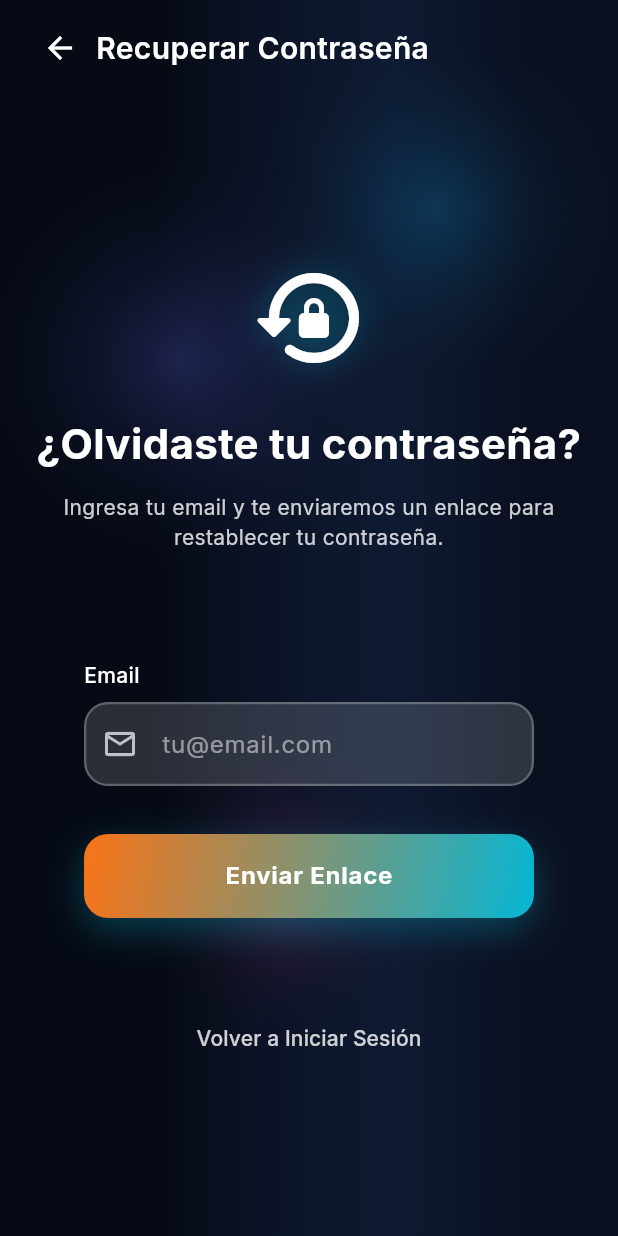
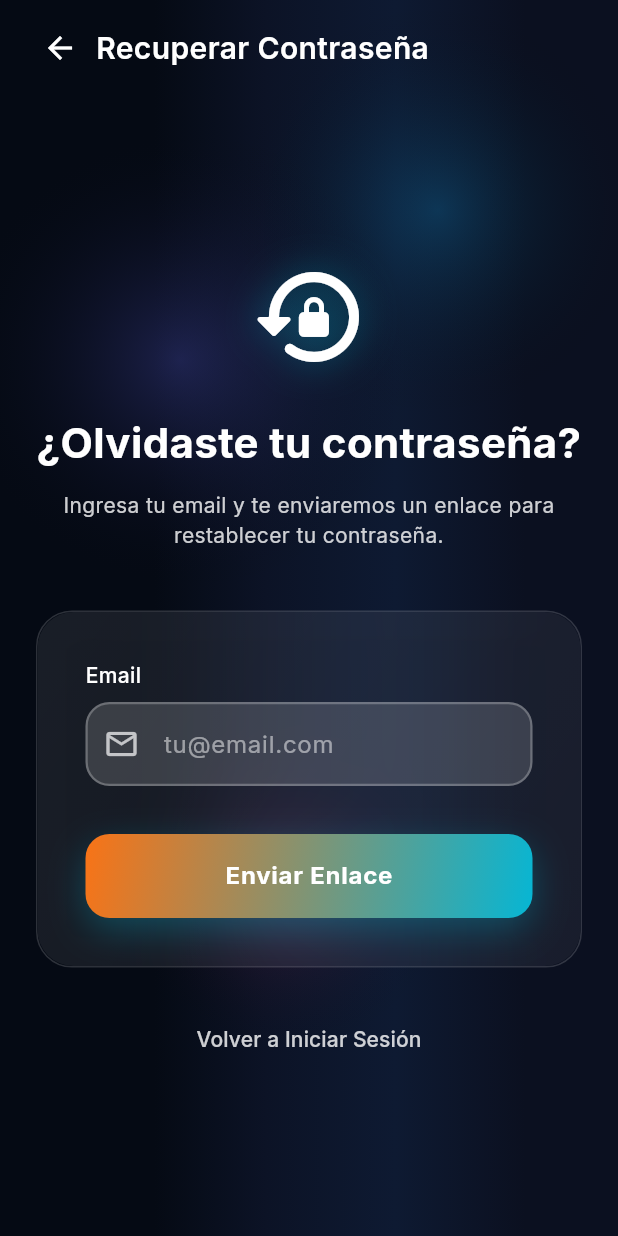
Before and after one commit to mahego/mapper-flutter, a Flutter app: the ForgotPasswordPage screen opened by its route, on a phone screen of 412 x 824 dp. Run offline on Flutter 3.47's test engine with Material 3 defaults, Android fonts, the light colour scheme and no system bars; our stand-ins replace dio, firebase_auth, firebase_core, flutter_map, geocoding, geolocator and 8 more; missing offline and left inert: flutter_facebook_auth, liquid_glass_easy, mobile_scanner; accounts and stored records are empty; network calls fail.

Commit message:
feat: Upgrade to liquid_glass_easy for advanced glass effects
- Replace liquid_glass (0.0.2) with liquid_glass_easy (1.1.1)
- Maintain simple glassmorphism for UI components (cards, nav)
- Add LiquidGlassLensCard for advanced lens effects
- Add LiquidGlassLensExample demo page
- Create README_LIQUID_GLASS.md documentation

Changes:
- LiquidGlassCard: Now uses native BackdropFilter + gradient
- New widget: LiquidGlassLensCard with distortion/refraction effects
- Documentation: Explains when to use simple vs advanced effects

Performance:
- Simple glassmorphism: Optimized for general UI (cards, nav)
- Lens effects: For decorative/hero sections (GPU intensive)

Package upgrade:
- liquid_glass ^0.0.2 → liquid_glass_easy ^1.1.1
- More features: refraction, chromatic aberration, draggable lenses
- Better performance controls: pixelRatio, refreshRate, realTimeCapture

```diff
--- a/lib/core/theme/app_theme.dart
+++ b/lib/core/theme/app_theme.dart
@@ -1,6 +1,5 @@
 import 'package:flutter/material.dart';
 import 'package:google_fonts/google_fonts.dart';
-import 'package:liquid_glass/liquid_glass.dart';
 import 'package:lucide_icons_flutter/lucide_icons.dart';
 
 /// Tokens de diseño extraídos de fletapp-angular (styles.scss, componentes).
--- a/lib/core/widgets/liquid_glass_card.dart
+++ b/lib/core/widgets/liquid_glass_card.dart
@@ -1,9 +1,8 @@
 import 'dart:ui';
 import 'package:flutter/material.dart';
-import 'package:liquid_glass/liquid_glass.dart';
 
 /// Card con efecto Liquid Glass (backdrop blur + border)
-/// Usa el paquete liquid_glass para efectos mejorados
+/// Usa efectos glassmorphism modernos con blur y translucidez
 class LiquidGlassCard extends StatelessWidget {
   final Widget child;
   final EdgeInsetsGeometry? padding;
@@ -24,17 +23,39 @@ class LiquidGlassCard extends StatelessWidget {
 
   @override
   Widget build(BuildContext context) {
-    return SizedBox(
+    return Container(
       width: width,
       height: height,
-      child: LiquidGlass(
-        blur: blurAmount,
-        opacity: 0.08,
+      decoration: BoxDecoration(
         borderRadius: BorderRadius.circular(borderRadius),
-        tint: Colors.white,
-        child: Padding(
-          padding: padding ?? const EdgeInsets.all(32),
-          child: child,
+        border: Border.all(
+          color: Colors.white.withOpacity(0.16),
+          width: 1,
+        ),
+      ),
+      child: ClipRRect(
+        borderRadius: BorderRadius.circular(borderRadius),
+        child: BackdropFilter(
+          filter: ImageFilter.blur(
+            sigmaX: blurAmount,
+            sigmaY: blurAmount,
+          ),
+          child: Container(
+            decoration: BoxDecoration(
+              gradient: LinearGradient(
+                colors: [
+                  Colors.white.withOpacity(0.08),
+                  Colors.white.withOpacity(0.05),
+                ],
+                begin: Alignment.topLeft,
+                end: Alignment.bottomRight,
+              ),
+            ),
+            child: Padding(
+              padding: padding ?? const EdgeInsets.all(32),
+              child: child,
+            ),
+          ),
         ),
       ),
     );
--- a/pubspec.yaml
+++ b/pubspec.yaml
@@ -26,7 +26,7 @@ dependencies:
   # UI Components
   cupertino_icons: ^1.0.6
   google_fonts: ^6.1.0
-  liquid_glass: ^0.0.2
+  liquid_glass_easy: ^1.0.6
   lucide_icons_flutter: ^1.2.1
 
   # Barcode Scanner
```
Also changed, not shown: lib/core/widgets/liquid_glass_lens_card.dart (added, +150 -0 lines), pubspec.lock, 1 other file.
